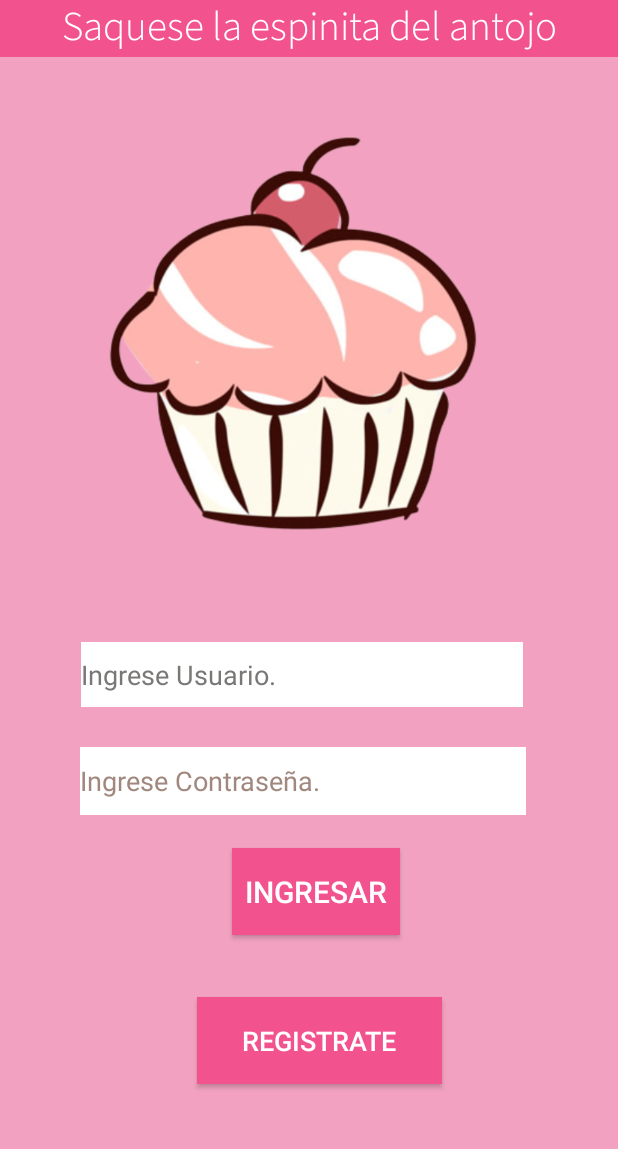
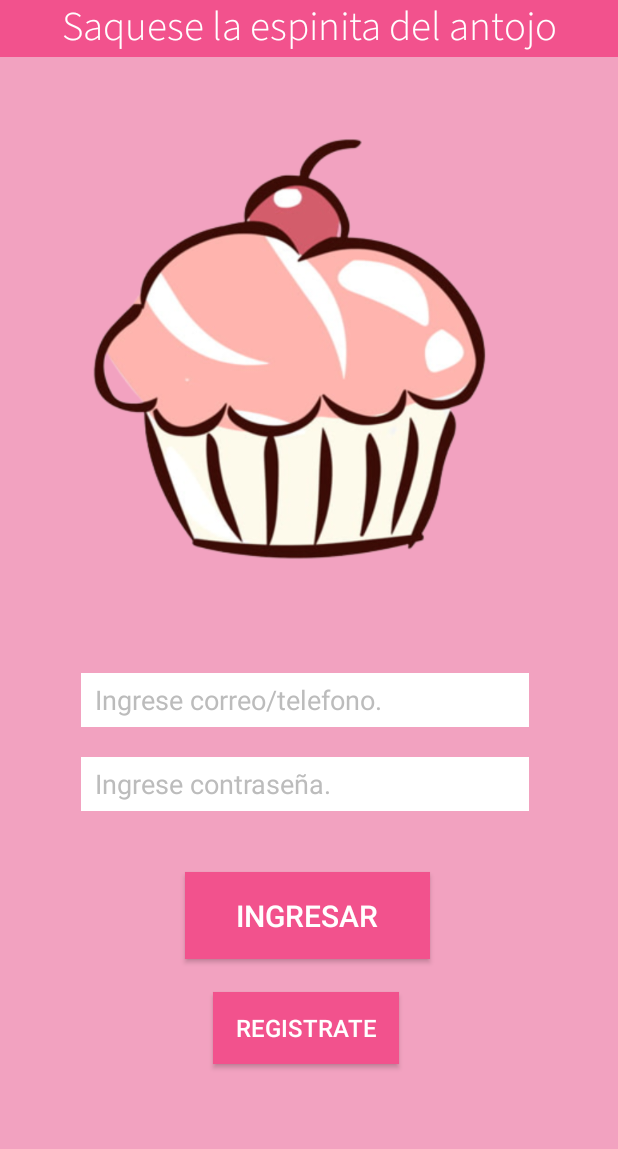
Before and after one commit to isabellalopezs/tiendaderosita, an Android app: the screen it shows after launch (LoginActivity), on a phone screen of 412 x 824 dp, the part 74-1223 px from its top. Run offline under Robolectric (Android 15) with nearby library versions, the phone set to English and light mode, and no system bars; 4 statements that could not run were skipped.

Commit message:
Actualizacion inicio

```diff
--- a/app/src/main/java/com/example/tienda_de_rosita/view/ui/activities/LoginActivity.kt
+++ b/app/src/main/java/com/example/tienda_de_rosita/view/ui/activities/LoginActivity.kt
@@ -1,10 +1,13 @@
 package com.example.tienda_de_rosita.view.ui.activities
 
+import android.content.Intent
 import androidx.appcompat.app.AppCompatActivity
 import android.os.Bundle
+import android.widget.Button
 import com.example.tienda_de_rosita.R
 
 class LoginActivity : AppCompatActivity() {
+
     override fun onCreate(savedInstanceState: Bundle?) {
         super.onCreate(savedInstanceState)
         setContentView(R.layout.activity_login)
--- a/app/src/main/res/layout/activity_login.xml
+++ b/app/src/main/res/layout/activity_login.xml
@@ -9,87 +9,73 @@
 
     <ImageView
         android:id="@+id/imageView"
-        android:layout_width="413dp"
-        android:layout_height="153dp"
+        android:layout_width="wrap_content"
+        android:layout_height="307dp"
         android:layout_alignParentStart="true"
         android:layout_alignParentTop="true"
         android:layout_alignParentEnd="true"
         android:layout_alignParentBottom="true"
-        android:layout_marginStart="-2dp"
-        android:layout_marginTop="94dp"
+        android:layout_marginStart="-5dp"
+        android:layout_marginTop="92dp"
         android:layout_marginEnd="0dp"
-        android:layout_marginBottom="356dp"
+        android:layout_marginBottom="332dp"
         android:contentDescription="@string/todo"
         app:srcCompat="@drawable/muff"
         tools:ignore="ImageContrastCheck" />
 
     <EditText
         android:id="@+id/editTextTextPersonName2"
-        android:layout_width="295dp"
-        android:layout_height="43dp"
+        android:layout_width="wrap_content"
+        android:layout_height="36dp"
         android:layout_alignParentStart="true"
         android:layout_alignParentEnd="true"
         android:layout_alignParentBottom="true"
+        android:layout_centerHorizontal="true"
         android:layout_marginStart="54dp"
-        android:layout_marginEnd="63dp"
-        android:layout_marginBottom="303dp"
+        android:layout_marginEnd="59dp"
+        android:layout_marginBottom="290dp"
         android:autofillHints=""
         android:background="@color/white"
-        android:backgroundTint="@color/white"
         android:ems="10"
+        android:hint="  Ingrese correo/telefono."
         android:inputType="textPersonName"
         android:selectAllOnFocus="false"
         android:singleLine="false"
-        android:text="@string/ingrese_usuario"
-        android:textColor="#7A7877"
+        android:textAlignment="viewStart"
+        android:textColor="@color/black"
+        android:textColorHint="@color/gris"
         tools:ignore="SpeakableTextPresentCheck,TouchTargetSizeCheck,TextContrastCheck" />
 
-    <EditText
-        android:id="@+id/editTextTextPersonName3"
-        android:layout_width="279dp"
-        android:layout_height="45dp"
+    <Button
+        android:id="@+id/ingresar_log_bt"
+        android:layout_width="163dp"
+        android:layout_height="58dp"
         android:layout_alignParentStart="true"
         android:layout_alignParentEnd="true"
         android:layout_alignParentBottom="true"
-        android:layout_marginStart="53dp"
-        android:layout_marginEnd="61dp"
-        android:layout_marginBottom="231dp"
-        android:autofillHints=""
-        android:background="@color/white"
-        android:backgroundTint="@color/white"
-        android:ems="10"
-        android:inputType="textPersonName"
-        android:selectAllOnFocus="false"
-        android:singleLine="false"
-        android:text="@string/ingrese_contrase_a"
-        android:textColor="#A1887F"
-        tools:ignore="SpeakableTextPresentCheck,TouchTargetSizeCheck,TextContrastCheck" />
-
-    <Button
-        android:id="@+id/ingresar"
-        android:layout_width="112dp"
-        android:layout_height="58dp"
-        android:layout_alignParentEnd="true"
-        android:layout_alignParentBottom="true"
-        android:layout_marginEnd="145dp"
-        android:layout_marginBottom="151dp"
+        android:layout_marginStart="123dp"
+        android:layout_marginEnd="125dp"
+        android:layout_marginBottom="135dp"
         android:background="@color/rosado_1"
         android:text="@string/ingresar"
         android:textColor="@color/white"
         android:textSize="20sp" />
 
     <Button
-        android:id="@+id/registrate"
-        android:layout_width="163dp"
-        android:layout_height="58dp"
+        android:id="@+id/registrate_log_bt"
+        android:layout_width="123dp"
+        android:layout_height="wrap_content"
+        android:layout_alignParentStart="true"
         android:layout_alignParentEnd="true"
         android:layout_alignParentBottom="true"
-        android:layout_marginEnd="117dp"
-        android:layout_marginBottom="52dp"
+        android:layout_centerHorizontal="true"
+        android:layout_marginStart="142dp"
+        android:layout_marginEnd="146dp"
+        android:layout_marginBottom="65dp"
         android:background="@color/rosado_1"
         android:text="@string/registrate"
         android:textColor="@color/white"
-        android:textSize="18sp"
+        android:textSize="16sp"
         tools:ignore="TextContrastCheck" />
 
     <TextView
@@ -121,4 +107,24 @@
         android:textColor="@color/white"
         android:textSize="27sp" />
 
+    <EditText
+        android:id="@+id/editTextTextPassword"
+        android:layout_width="wrap_content"
+        android:layout_height="36dp"
+        android:layout_alignParentStart="true"
+        android:layout_alignParentEnd="true"
+        android:layout_alignParentBottom="true"
+        android:layout_centerHorizontal="true"
+        android:layout_marginStart="54dp"
+        android:layout_marginEnd="59dp"
+        android:layout_marginBottom="234dp"
+        android:background="@color/white"
+        android:ems="10"
+        android:hint="  Ingrese contraseña."
+        android:inputType="textPassword"
+        android:textAlignment="viewStart"
+        android:textColor="@color/black"
+        android:textColorHint="@color/gris"
+        tools:ignore="TouchTargetSizeCheck,TextContrastCheck" />
+
 </RelativeLayout>
```
Also changed, not shown: app/src/main/AndroidManifest.xml (+7 -0 lines), app/src/main/java/com/example/tienda_de_rosita/view/ui/activities/Registro.kt (added, +14 -0 lines), app/src/main/res/layout/activity_registro.xml (added, +146 -0 lines), 103 other files.
